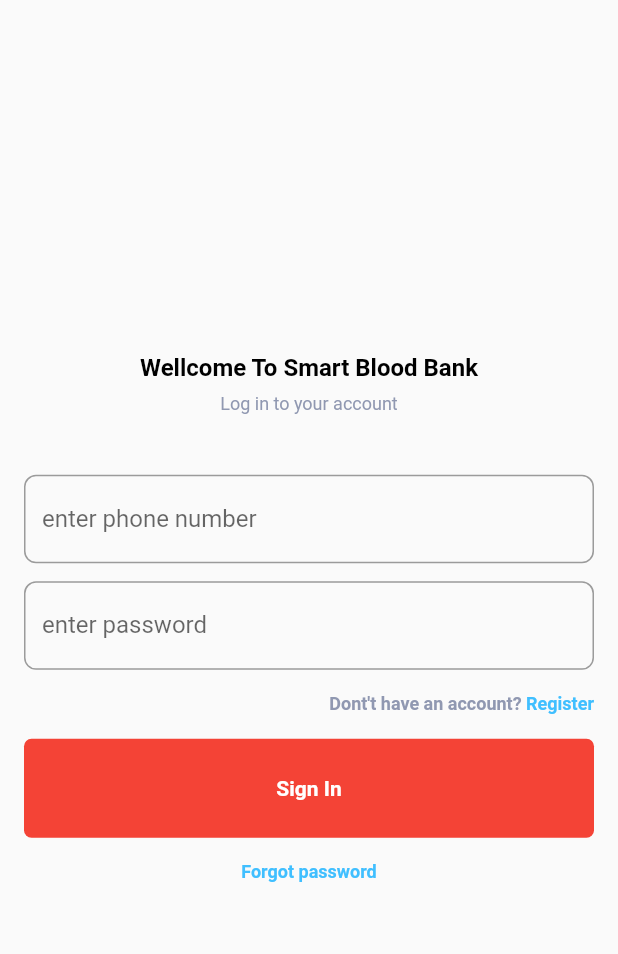
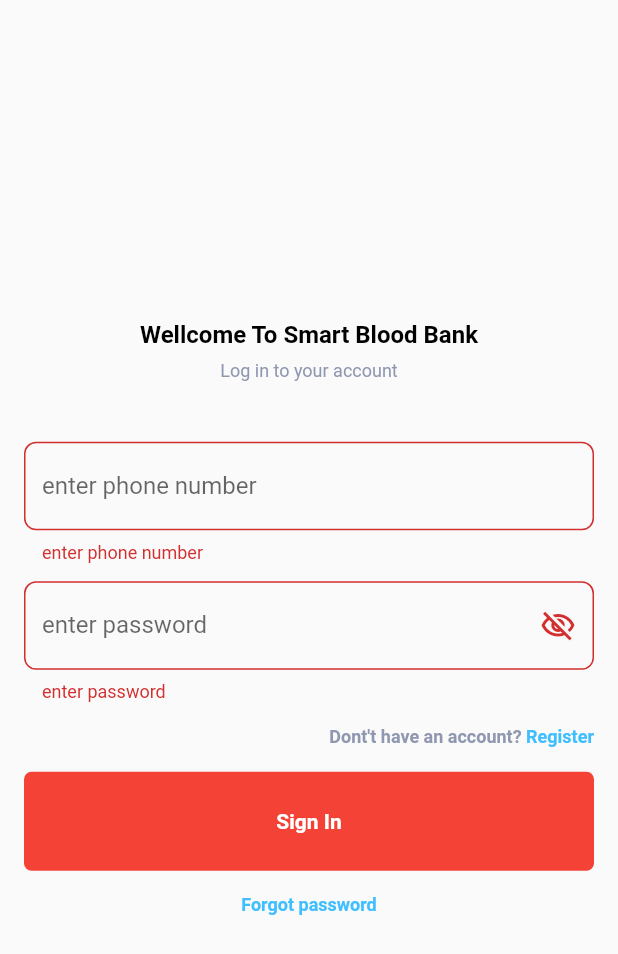
Before and after one commit to maaz-afridi20/smart_blood_bankk, a Flutter app: the Login screen opened directly, after a tap on "Sign In", on a phone screen of 412 x 824 dp. Shown: the top 954 px of the screen. Run offline on Flutter 3.47's test engine with Material 2 defaults, Android fonts, the phone set to English and light mode, and no system bars; our stand-ins replace get, pinput.

Commit message:
working in login screen

```diff
--- a/lib/views/create_account.dart
+++ b/lib/views/create_account.dart
@@ -3,7 +3,6 @@ import 'package:get/get.dart';
 import 'package:smart_blood_bank/reusable/container_button.dart';
 import 'package:smart_blood_bank/reusable/custom_text_field.dart';
 import 'package:smart_blood_bank/views/login.dart';
-import 'package:smart_blood_bank/views/nav_bar_home.dart';
 
 import '../consts/colors.dart';
 import '../consts/const_texts.dart';
--- a/lib/views/login.dart
+++ b/lib/views/login.dart
@@ -8,11 +8,21 @@ import '../consts/text_style.dart';
 import '../reusable/container_button.dart';
 import '../reusable/custom_text_field.dart';
 
-class Login extends StatelessWidget {
+class Login extends StatefulWidget {
   Login({super.key});
 
+  @override
+  State<Login> createState() => _LoginState();
+}
+
+class _LoginState extends State<Login> {
   final TextEditingController numberController = TextEditingController();
+
   final TextEditingController passwordController = TextEditingController();
+
+  final formKey = GlobalKey<FormState>();
+
+  bool passToggle = false;
 
   @override
   Widget build(BuildContext context) {
@@ -21,6 +31,10 @@ class Login extends StatelessWidget {
         child: Center(
           child: Padding(
             padding: const EdgeInsets.symmetric(horizontal: 16),
+            child: Form(
+              key: formKey,
+              child: SingleChildScrollView(
+                physics: const BouncingScrollPhysics(),
                 child: Column(
                   mainAxisAlignment: MainAxisAlignment.center,
                   children: [
@@ -42,14 +56,40 @@ class Login extends StatelessWidget {
                     ),
                     const SizedBox(height: 40),
                     myCustomTextfield(
+                      myvalidator: (value) {
+                        if (numberController.text.isEmpty) {
+                          return 'enter phone number';
+                        }
+                      },
                       myController: numberController,
                       myKeyboardtype: TextInputType.number,
                       hinText: 'enter phone number',
                     ),
                     const SizedBox(height: 12),
                     myCustomTextfield(
+                      myvalidator: (value) {
+                        if (passwordController.text.isEmpty) {
+                          return 'enter password';
+                        } else if (!passwordController.text.contains(
+                              RegExp('[!@#%^&*()-._]'),
+                            ) ||
+                            passwordController.text.length < 8) {
+                          return 'length should be 8 and must contains special characters';
+                        }
+                      },
                       myController: passwordController,
                       hinText: 'enter password',
+                      obsecure: passToggle,
+                      sufficIcon: InkWell(
+                        onTap: () {
+                          setState(() {
+                            passToggle = !passToggle;
+                          });
+                        },
+                        child: passToggle
+                            ? const Icon(Icons.visibility)
+                            : const Icon(Icons.visibility_off_outlined),
+                      ),
                     ),
                     const SizedBox(height: 16),
                     Row(
@@ -81,7 +121,9 @@ class Login extends StatelessWidget {
                     const SizedBox(height: 16),
                     containerButtonn(
                       buttonText: 'Sign In',
-                  myOnTap: () {},
+                      myOnTap: () {
+                        if (formKey.currentState!.validate()) {}
+                      },
                     ),
                     const SizedBox(height: 16),
                     GestureDetector(
@@ -104,6 +146,8 @@ class Login extends StatelessWidget {
               ),
             ),
           ),
+        ),
+      ),
     );
   }
 }
```
Lines whose indentation alone changed are shown as unchanged.
